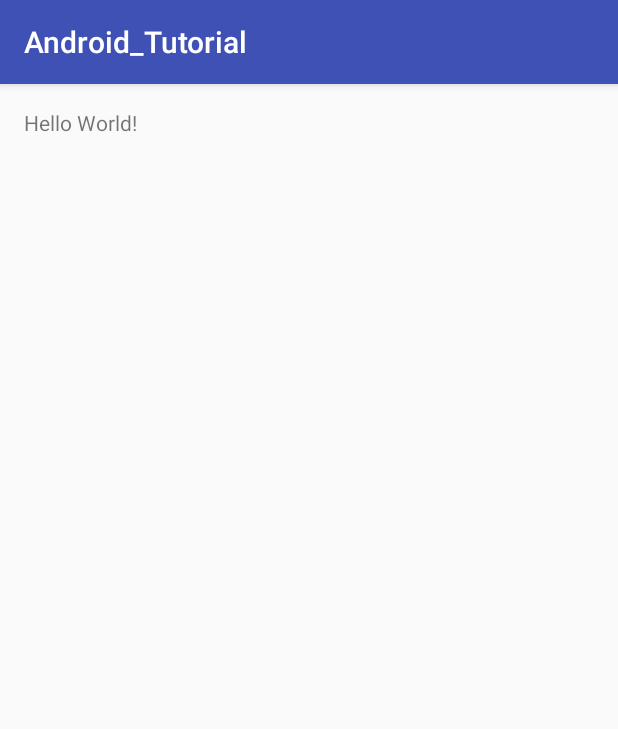
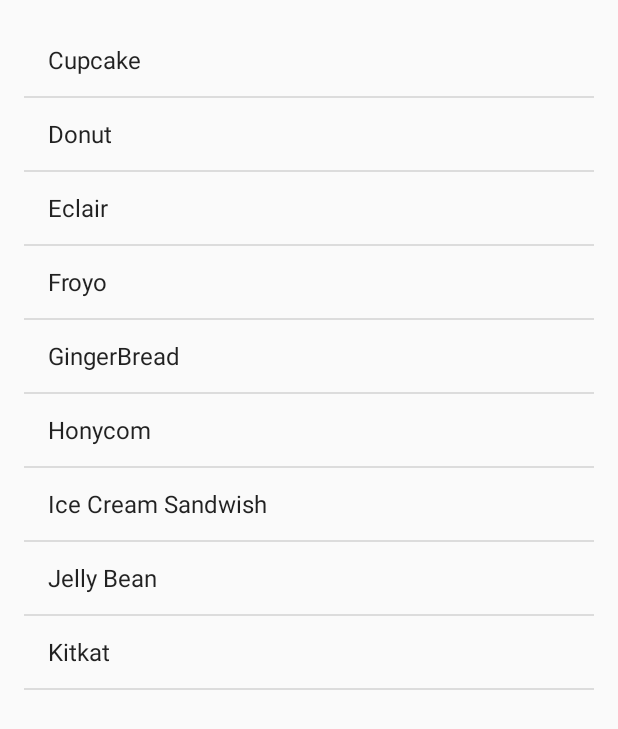
Before and after one commit to tijeff/Android_tutorial, an Android app: the screen it shows after launch (MainActivity), on a phone screen of 412 x 824 dp. Shown: the top 729 px of the screen. Run offline under Robolectric (Android 15) with nearby library versions, the phone set to English and light mode, and no system bars.

Commit message:
Application ListView

```diff
--- a/app/src/main/java/fr/epitez/android_tutorial/MainActivity.java
+++ b/app/src/main/java/fr/epitez/android_tutorial/MainActivity.java
@@ -1,13 +1,19 @@
 package fr.epitez.android_tutorial;
 
+import android.app.ListActivity;
 import android.support.v7.app.AppCompatActivity;
 import android.os.Bundle;
+import android.widget.ArrayAdapter;
 
-public class MainActivity extends AppCompatActivity {
+public class MainActivity extends ListActivity {
+
+    private String[] androidVersion = { "Cupcake", "Donut", "Eclair", "Froyo", "GingerBread", "Honycom", "Ice Cream Sandwish", "Jelly Bean", "Kitkat" };
 
     @Override
     protected void onCreate(Bundle savedInstanceState) {
         super.onCreate(savedInstanceState);
         setContentView(R.layout.activity_main);
+        ArrayAdapter<String> adapter = new ArrayAdapter<String>(this, android.R.layout.simple_list_item_1, android.R.id.text1, this.androidVersion);
+        this.setListAdapter(adapter);
     }
 }
--- a/app/src/main/res/layout/activity_main.xml
+++ b/app/src/main/res/layout/activity_main.xml
@@ -7,6 +7,9 @@
     android:paddingTop="@dimen/activity_vertical_margin"
     tools:context="fr.epitez.android_tutorial.MainActivity">
 
-    <TextView android:layout_width="wrap_content" android:layout_height="wrap_content"
-        android:text="Hello World!" />
+    <ListView
+        android:layout_width="fill_parent"
+        android:layout_height="fill_parent"
+        android:id="@android:id/list" />
+
 </RelativeLayout>
```
